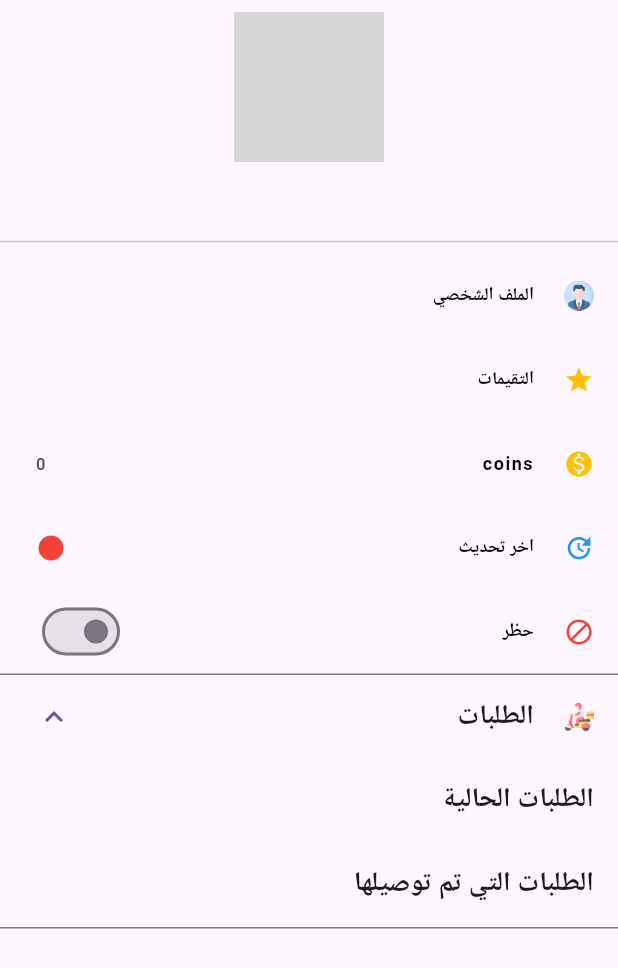
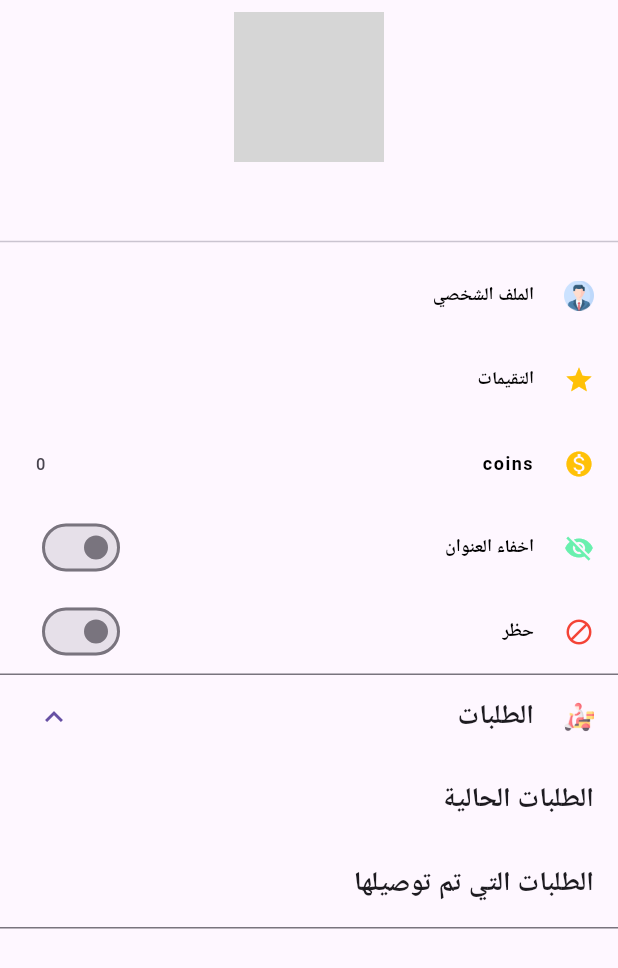
Before and after one commit to elesdody5/mydelivery_admin, a Flutter app: the DeliveryDetailsScreen screen opened directly with empty values, after a tap on "الطلبات", on a phone screen of 412 x 824 dp. Shown: the top 968 px of the screen. Run offline on Flutter 3.47's test engine with Material 3 defaults, Android fonts, the phone set to English and light mode, and no system bars; our stand-ins replace audioplayers, cached_network_image, cloud_firestore, cool_alert, curved_navigation_bar, dio and 17 more; missing offline and left inert: android_alarm_manager_plus, form_builder_image_picker, record; accounts and stored records are empty; network calls fail; statements that could not run were skipped; grey boxes are pictures that could not be loaded.

Commit message:
add address visibility

```diff
--- a/features/core/pubspec.yaml
+++ b/features/core/pubspec.yaml
@@ -21,7 +21,7 @@ dependencies:
   intl: ^0.18.1
   shared_preferences: ^2.0.12
   shimmer: ^2.0.0
-  cached_network_image: ^3.2.1
+  cached_network_image: ^3.3.0
   flutter_staggered_animations: ^1.0.0
   pretty_dio_logger: ^1.1.1
   card_swiper: ^2.0.4
--- a/features/delivery/lib/data/firebase/firestore_service.dart
+++ b/features/delivery/lib/data/firebase/firestore_service.dart
@@ -28,7 +28,7 @@ abstract class FireStoreService {
 
   Future<void> updateOrdersStatus(List<String> ordersId);
 
-  Future<Result<bool>> isUpdated(String deliveryId) ;
+  Future<Result<bool>> isAddressHidden(String deliveryId);
 
-  Future<void> removeIsUpdatedStatus(String deliveryId) ;
+  Future<Result> updateAddressVisibility(String id, bool isHidden);
 }
--- a/features/delivery/lib/data/firebase/firestore_service_imp.dart
+++ b/features/delivery/lib/data/firebase/firestore_service_imp.dart
@@ -158,18 +158,27 @@ class FireStoreServiceImp implements FireStoreService {
   }
 
   @override
-  Future<Result<bool>> isUpdated(String deliveryId) async {
-    final deliveryDoc =
-        await _fireStore.collection("userUpdates").doc(deliveryId).get();
+  Future<Result<bool>> isAddressHidden(String deliveryId) async {
+    final deliveryDoc = await _fireStore
+        .collection("HideQuickOrderAddress")
+        .doc(deliveryId)
+        .get();
 
-    bool? isUpdated = deliveryDoc.data()?["isUpdated"];
-    return Success(isUpdated ?? false);
+    bool? isHidden = deliveryDoc.data()?["isAddressHidden"];
+    return Success(isHidden ?? false);
   }
 
   @override
-  Future<void> removeIsUpdatedStatus(String deliveryId) async {
-    final deliveryDoc = _fireStore.collection("userUpdates").doc(deliveryId);
+  Future<Result> updateAddressVisibility(
+      String deliveryId, bool isHidden) async {
+    try {
+      final deliveryDoc =
+          _fireStore.collection("HideQuickOrderAddress").doc(deliveryId);
 
-    await deliveryDoc.set({"isUpdated": false});
+      await deliveryDoc.set({"isAddressHidden": isHidden});
+      return Success(true);
+    } on Exception catch (e) {
+      return Error(e);
+    }
   }
 }
--- a/features/delivery/lib/data/repository/delivery_repository.dart
+++ b/features/delivery/lib/data/repository/delivery_repository.dart
@@ -66,7 +66,8 @@ abstract class DeliveryRepository {
 
   Future<Result> removeQuickOrder(String? id);
 
-  Future<Result<bool>> isUpdated(String deliveryId) ;
 
-  Future<void> removeIsUpdatedStatus(String deliveryId) ;
+  Future<Result<bool>> isAddressHidden(String deliveryId);
+
+  Future<Result> updateAddressVisibilityState(String id, bool isHidden);
 }
--- a/features/delivery/lib/data/repository/delivery_repository_imp.dart
+++ b/features/delivery/lib/data/repository/delivery_repository_imp.dart
@@ -200,12 +200,12 @@ class DeliveryRepositoryImp implements DeliveryRepository {
   }
 
   @override
-  Future<Result<bool>> isUpdated(String deliveryId) {
-    return _fireStoreService.isUpdated(deliveryId);
+  Future<Result<bool>> isAddressHidden(String deliveryId) {
+    return _fireStoreService.isAddressHidden(deliveryId);
   }
 
   @override
-  Future<void> removeIsUpdatedStatus(String deliveryId) {
-    return _fireStoreService.removeIsUpdatedStatus(deliveryId);
+  Future<Result> updateAddressVisibilityState(String id, bool isHidden) {
+    return _fireStoreService.updateAddressVisibility(id,isHidden);
   }
 }
--- a/features/delivery/lib/delivery_details/delivery_details_provider.dart
+++ b/features/delivery/lib/delivery_details/delivery_details_provider.dart
@@ -13,12 +13,13 @@ class DeliveryDetailsProvider extends BaseProvider {
       : _repository = repository ?? DeliveryRepositoryImp();
   int coins = 0;
   bool isBlocked = false;
+  bool isAddressHidden = false;
 
   Future<void> init(String deliveryId) async {
     await Future.wait([
       getDeliveryCoins(deliveryId),
       getDeliveryBlockState(deliveryId),
-      checkLatestUpdate(deliveryId)
+      getAddressVisibilityState(deliveryId)
     ]);
   }
 
@@ -27,17 +28,19 @@ class DeliveryDetailsProvider extends BaseProvider {
     notifyListeners();
   }
 
-  Future<void> checkLatestUpdate(String deliveryId) async {
-    Result<bool> result = await _repository.isUpdated(deliveryId);
-    if (result.succeeded()) {
-      isUpdated = result.getDataIfSuccess();
-    }
-  }
-
   Future<void> getDeliveryBlockState(String deliveryId) async {
     Result<User> result = await _repository.getRemoteUserDetails(deliveryId);
     if (result.succeeded()) {
       isBlocked = result.getDataIfSuccess().isBlocked;
+      notifyListeners();
+    }
+  }
+
+  Future<void> getAddressVisibilityState(String deliveryId) async {
+    Result<bool> result =
+        await _repository.isAddressHidden(deliveryId);
+    if (result.succeeded()) {
+      isAddressHidden = result.getDataIfSuccess();
       notifyListeners();
     }
   }
@@ -56,13 +59,17 @@ class DeliveryDetailsProvider extends BaseProvider {
       notifyListeners();
     }
   }
-
-  void deleteUpdatedStatus(String? deliveryId) async {
-    if (deliveryId != null) {
+  Future<void> updateAddressVisibilityState(String? id, bool isHidden) async {
+    if (id != null) {
       isLoading.value = true;
-      await _repository.removeIsUpdatedStatus(deliveryId);
+      Result result =
+          await _repository.updateAddressVisibilityState(id, isHidden);
       isLoading.value = false;
-      isUpdated = false;
+      if (result.succeeded()) {
+        isAddressHidden = isHidden;
+      } else {
+        errorMessage.value = "update_profile_error_message";
+      }
       notifyListeners();
     }
   }
--- a/features/delivery/lib/delivery_details/delivery_details_screen.dart
+++ b/features/delivery/lib/delivery_details/delivery_details_screen.dart
@@ -17,25 +17,6 @@ class DeliveryDetailsScreen extends StatelessWidget {
     setupNavigationListener(provider.navigation);
   }
 
-  void _showRemoveUpdateStatusDialog(DeliveryDetailsProvider provider,String? deliveryId) {
-    Get.dialog(AlertDialog(
-      title: Text("are_you_sure".tr),
-      content: Text("do_you_to_remove_update_status".tr),
-      actions: [
-        TextButton(
-          onPressed: () {
-            Get.back();
-            provider.deleteUpdatedStatus(deliveryId);
-          },
-          child: Text("yes".tr),
-        ),
-        TextButton(
-          onPressed: () => Get.back(),
-          child: Text("cancel".tr),
-        )
-      ],
-    ));
-  }
 
   @override
   Widget build(BuildContext context) {
@@ -109,20 +90,19 @@ class DeliveryDetailsScreen extends StatelessWidget {
                   trailing: Text("${provider.coins}"),
                 ),
                 ListTile(
-                  onLongPress: ()=>_showRemoveUpdateStatusDialog(provider, delivery.id),
                   leading: const Icon(
-                    Icons.update,
+                    Icons.visibility_off,
                     size: 20,
-                    color: Colors.blue,
+                    color: Colors.greenAccent,
                   ),
                   title: Text(
-                    "latest_version".tr,
+                    "hide_address".tr,
                     style: Get.textTheme.bodyText2,
                   ),
-                  trailing: Icon(
-                    Icons.circle_rounded,
-                    size: 20,
-                    color: provider.isUpdated ? Colors.green : Colors.red,
+                  trailing: Switch(
+                    value: provider.isAddressHidden,
+                    onChanged: (bool value) => provider
+                        .updateAddressVisibilityState(delivery.id, value),
                   ),
                 ),
                 ListTile(
--- a/features/widgets/lib/quick_orders/quick_order_list_item.dart
+++ b/features/widgets/lib/quick_orders/quick_order_list_item.dart
@@ -78,7 +78,9 @@ class QuickOrderListItem extends StatelessWidget {
       subtitle: Column(
         crossAxisAlignment: CrossAxisAlignment.start,
         children: [
-          if (quickOrder.user?.address != null) Text(quickOrder.user!.address!),
+          Text(quickOrder.address?.startDestination ??
+              quickOrder.address?.fullAddress ??
+              ""),
           Text(
             " ${quickOrder.formattedDate}  ${quickOrder.formattedTime} ",
             textDirection: TextDirection.ltr,
--- a/lib/language/ar.dart
+++ b/lib/language/ar.dart
@@ -226,4 +226,5 @@ Map<String, String> arJson = {
   "cities_out_menouf": "مدن خارج منوف",
   "city_added_successfully": "تم اضافة المدينة",
   "city_added_error": "لم يتم اضافة المدينة",
+  "hide_address": "اخفاء العنوان"
 };
```
Also changed, not shown: features/authentication/pubspec.lock, features/core/pubspec.lock, features/dashboard/pubspec.lock, features/delivery/pubspec.lock, features/quickOrder/pubspec.lock, features/user_profile/pubspec.lock, features/vendor/pubspec.lock, features/widgets/pubspec.lock, pubspec.lock.
